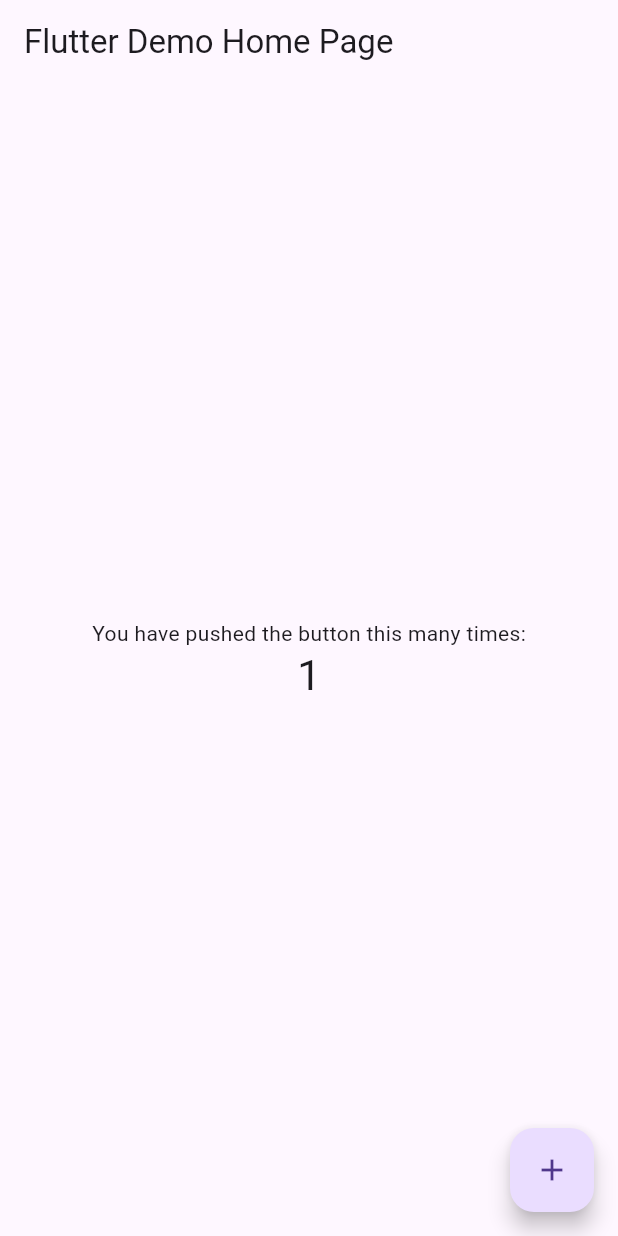
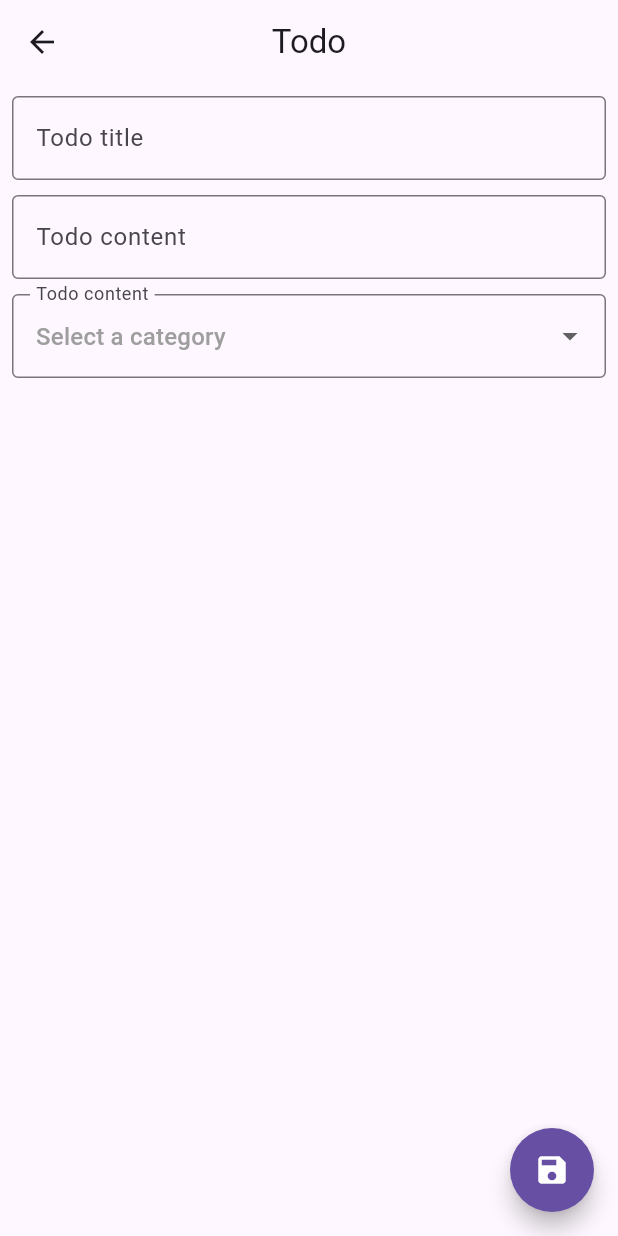
Before and after one commit to francisnnumbi/drift-me, a Flutter app: the screen it shows after launch, after a tap on the "add" icon, on a phone screen of 412 x 824 dp. Run offline on Flutter 3.47's test engine with Material 2 defaults, Android fonts, the phone set to English and light mode, and no system bars; our stand-ins replace drift, get; accounts and stored records are empty; generated files the repository leaves out were written again.

Commit message:
still learning drift

```diff
--- /dev/null
+++ b/lib/components/bottom_menu.dart
@@ -0,0 +1,37 @@
+import 'package:drift_me/services/data_services.dart';
+import 'package:flutter/material.dart';
+import 'package:get/get.dart';
+
+import '../routes/routes.dart';
+
+class BottomMenu extends StatelessWidget {
+  const BottomMenu({Key? key}) : super(key: key);
+
+  @override
+  Widget build(BuildContext context) {
+    return BottomNavigationBar(
+      currentIndex: DataServices.to.idx.value,
+      onTap: (idx) {
+        DataServices.to.idx.value = idx;
+        switch (idx) {
+          case 0:
+            Get.toNamed(Routes.home);
+            break;
+          case 1:
+            Get.toNamed(Routes.categories);
+            break;
+        }
+      },
+      items: const [
+        BottomNavigationBarItem(
+          icon: Icon(Icons.home),
+          label: 'Home',
+        ),
+        BottomNavigationBarItem(
+          icon: Icon(Icons.category_outlined),
+          label: 'Categories',
+        ),
+      ],
+    );
+  }
+}
--- a/lib/database/daos/categories/categories_dao.dart
+++ b/lib/database/daos/categories/categories_dao.dart
@@ -13,7 +13,7 @@
   Future<List<Category>> getAllCategories() => select(categories).get();
   Stream<List<Category>> watchAllCategories() => select(categories).watch();
   Future<Category> getCategoryById(int id) => (select(categories)..where((t) => t.id.equals(id))).getSingle();
-  Future<int> insertCategory(Category category) => into(categories).insert(category);
-  Future<bool> updateCategory(Category category) => update(categories).replace(category);
+  Future<int> insertCategory(CategoriesCompanion category) => into(categories).insert(category);
+  Future<bool> updateCategory(CategoriesCompanion category) => update(categories).replace(category);
   Future<int> deleteCategory(Category category) => delete(categories).delete(category);
 }
--- a/lib/database/daos/todos/todos_dao.dart
+++ b/lib/database/daos/todos/todos_dao.dart
@@ -1,6 +1,7 @@
 
 
 import 'package:drift/drift.dart';
+import 'package:drift_me/models/todo_model.dart';
 
 import '../../my_database.dart';
 import '../../tables/todos.dart';
@@ -12,9 +13,20 @@
   TodosDao(MyDatabase db) : super(db);
 
   Future<List<Todo>> getAllTodos() => select(todos).get();
-  Stream<List<Todo>> watchAllTodos() => select(todos).watch();
+
+  Stream<List<TodoModel>> watchAllTodos() => select(todos)
+  .join([
+    leftOuterJoin(db.categories, db.categories.id.equalsExp(todos.category)),
+  ]).map((row) {
+    return TodoModel(
+      todo:row.readTable(todos),
+     category: row.readTableOrNull(db.categories),
+    );
+  }).watch();
+
+
   Future<Todo> getTodoById(int id) => (select(todos)..where((t) => t.id.equals(id))).getSingle();
-  Future<int> insertTodo(Todo todo) => into(todos).insert(todo);
-  Future<bool> updateTodo(Todo todo) => update(todos).replace(todo);
+  Future<int> insertTodo(TodosCompanion todo) => into(todos).insert(todo);
+  Future<bool> updateTodo(TodosCompanion todo) => update(todos).replace(todo);
   Future<int> deleteTodo(Todo todo) => delete(todos).delete(todo);
 }
--- a/lib/main.dart
+++ b/lib/main.dart
@@ -1,10 +1,19 @@
+import 'package:drift_me/routes/routes.dart';
+import 'package:drift_me/screens/home/home_screen.dart';
+import 'package:drift_me/services/data_services.dart';
 import 'package:flutter/material.dart';
+import 'package:get/get.dart';
 
 import 'database/my_database.dart';
 
 final DB = MyDatabase();
-void main() {
+void main() async{
+  await initServices();
   runApp(const MyApp());
+}
+
+Future<void> initServices() async{
+  await DataServices.init();
 }
 
 class MyApp extends StatelessWidget {
@@ -12,61 +21,15 @@
 
   @override
   Widget build(BuildContext context) {
-    return MaterialApp(
+    return GetMaterialApp(
       title: 'Flutter Demo',
       debugShowCheckedModeBanner: false,
       theme: ThemeData(
         primarySwatch: Colors.blue,
         useMaterial3: true,
       ),
-      home: const MyHomePage(title: 'Flutter Demo Home Page'),
+      initialRoute: Routes.home,
+      getPages: Routes.routes,
     );
   }
 }
-
-class MyHomePage extends StatefulWidget {
-  const MyHomePage({super.key, required this.title});
-
-  final String title;
-
-  @override
-  State<MyHomePage> createState() => _MyHomePageState();
-}
-
-class _MyHomePageState extends State<MyHomePage> {
-  int _counter = 0;
-
-  void _incrementCounter() {
-    setState(() {
-      _counter++;
-    });
-  }
-
-  @override
-  Widget build(BuildContext context) {
-    return Scaffold(
-      appBar: AppBar(
-        title: Text(widget.title),
-      ),
-      body: Center(
-        child: Column(
-          mainAxisAlignment: MainAxisAlignment.center,
-          children: <Widget>[
-            const Text(
-              'You have pushed the button this many times:',
-            ),
-            Text(
-              '$_counter',
-              style: Theme.of(context).textTheme.headlineMedium,
-            ),
-          ],
-        ),
-      ),
-      floatingActionButton: FloatingActionButton(
-        onPressed: _incrementCounter,
-        tooltip: 'Increment',
-        child: const Icon(Icons.add),
-      ),
-    );
-  }
-}
--- /dev/null
+++ b/lib/models/todo_model.dart
@@ -0,0 +1,12 @@
+import 'package:drift_me/database/my_database.dart';
+
+class TodoModel{
+  final Todo todo;
+  final Category? category;
+  TodoModel({required this.todo, this.category});
+  get id => todo.id;
+  get title => todo.title;
+  get content => todo.content;
+  get categoryId => todo.category;
+  get description => category?.description;
+}
--- /dev/null
+++ b/lib/routes/routes.dart
@@ -0,0 +1,37 @@
+import 'package:drift_me/screens/categories/categories_screen.dart';
+import 'package:get/get.dart';
+
+import '../screens/categories/category_screen.dart';
+import '../screens/home/home_screen.dart';
+import '../screens/todos/todo_screen.dart';
+
+class Routes {
+  static String home = '/';
+  static String categories = '/categories';
+  static String category = '/category';
+  static String todo = '/todo';
+
+  static List<GetPage> routes = [
+    GetPage(
+      name: home,
+      page: () => const HomeScreen(),
+      transition: Transition.zoom,
+    ),
+    GetPage(
+      name: categories,
+      page: () => const CategoriesScreen(),
+      transition: Transition.zoom,
+    ),
+    GetPage(
+      name: category,
+      page: () =>  CategoryScreen(),
+      transition: Transition.zoom,
+    ),
+
+    GetPage(
+      name: todo,
+      page: () =>  TodoScreen(),
+      transition: Transition.zoom,
+    ),
+  ];
+}
--- /dev/null
+++ b/lib/screens/home/home_screen.dart
@@ -0,0 +1,76 @@
+import 'package:drift_me/database/my_database.dart';
+import 'package:drift_me/models/todo_model.dart';
+import 'package:flutter/material.dart';
+import 'package:get/get.dart';
+
+import '../../components/bottom_menu.dart';
+import '../../routes/routes.dart';
+import '../../services/data_services.dart';
+
+
+class HomeScreen extends StatelessWidget {
+  const HomeScreen({Key? key}) : super(key: key);
+
+  @override
+  Widget build(BuildContext context) {
+    return   Scaffold(
+      appBar: AppBar(
+        centerTitle: true,
+        automaticallyImplyLeading: false,
+        title: const Text('Home'),
+      ),
+      body: Obx(() {
+        return ListView.builder(
+          itemCount: DataServices.to.todos.length,
+          itemBuilder: (context, index) {
+            TodoModel todo = DataServices.to.todos[index];
+            return ListTile(
+              leading: CircleAvatar(child: Text((index+1).toString())),
+              title: Text(todo.title),
+              subtitle: Column(
+                crossAxisAlignment: CrossAxisAlignment.start,
+                children: [
+                  Text(todo.content),
+                  Container(
+                    padding: const EdgeInsets.symmetric(horizontal: 5),
+                    decoration: BoxDecoration(
+                    color: Colors.grey,
+                    borderRadius: BorderRadius.circular(5)
+                  )
+                    ,child: Text("${todo.description??'No category'}", style: const TextStyle(fontSize: 11),)
+                  ),
+                ],
+              ),
+              minLeadingWidth: 10,
+              onTap: () {
+                DataServices.to.todo.value = todo.todo;
+                Get.toNamed(Routes.todo);
+              },
+              trailing: IconButton(
+                icon: const Icon(Icons.delete),
+                style: ButtonStyle(
+                  foregroundColor: MaterialStateProperty.all(Colors.red),
+                ),
+                onPressed: () {
+                  DataServices.to.deleteTodo(todo.todo);
+                },
+              ),
+            );
+          },
+        );
+      }),
+      floatingActionButton: FloatingActionButton(
+          onPressed: () {
+            Get.toNamed(Routes.todo);
+          },
+          backgroundColor: Get.theme.primaryColor,
+          foregroundColor: Colors.white,
+          shape: const RoundedRectangleBorder(
+            borderRadius: BorderRadius.all(Radius.circular(60.0)),
+          ),
+          child: const Icon(Icons.add)
+      ),
+      bottomNavigationBar:  const BottomMenu(),
+    );
+  }
+}
--- /dev/null
+++ b/lib/screens/todos/todo_screen.dart
@@ -0,0 +1,121 @@
+import 'dart:developer';
+
+import 'package:flutter/material.dart';
+import 'package:get/get.dart';
+
+import '../../components/bottom_menu.dart';
+import '../../services/data_services.dart';
+
+
+class TodoScreen extends StatelessWidget {
+   TodoScreen({Key? key, }) : super(key: key){
+     if(DataServices.to.todo.value != null) {
+       _todo = DataServices.to.todo.value!.toJson();
+       log(_todo.toString());
+     }
+   }
+
+  final _formKey = GlobalKey<FormState>();
+  Map _todo = {
+    'id': '',
+    'title': '',
+    'content': '',
+    'category': null,
+  };
+  @override
+  Widget build(BuildContext context) {
+    return   WillPopScope(
+      onWillPop: () async {
+        DataServices.to.todo.value = null;
+        return true;
+      },
+      child: Scaffold(
+        appBar: AppBar(
+          centerTitle: true,
+          title: const Text('Todo'),
+        ),
+        body: Padding(
+          padding: const EdgeInsets.all(8.0),
+          child: Form(
+            key: _formKey,
+            child: Column(
+              children: [
+                TextFormField(
+                  initialValue: _todo['title'],
+                  decoration: const InputDecoration(
+                    hintText: 'Enter a title',
+                    labelText: 'Todo title',
+                    border: OutlineInputBorder(),
+                  ),
+                  validator: (va) {
+                    if (va!.isEmpty) {
+                      return "Le champs doit avoir une valeur";
+                    }
+                    return null;
+                  },
+                  onSaved: (String? value) {
+                    _todo['title'] = value.toString();
+                  },
+                ),
+                const SizedBox(height: 10,),
+                TextFormField(
+                  initialValue: _todo['content'],
+                  decoration: const InputDecoration(
+                    hintText: 'Enter content',
+                    labelText: 'Todo content',
+                    border: OutlineInputBorder(),
+                  ),
+                  validator: (va) {
+                    if (va!.isEmpty) {
+                      return "Le champs doit avoir une valeur";
+                    }
+                    return null;
+                  },
+                  onSaved: (String? value) {
+                    _todo['content'] = value.toString();
+                  },
+                ),
+                const SizedBox(height: 10,),
+                DropdownButtonFormField(
+                  value: _todo['category'],
+                  decoration: const InputDecoration(
+                    hintText: 'Enter content',
+                    labelText: 'Todo content',
+                    border: OutlineInputBorder(),
+                  ),
+                  items:
+                    DataServices.to.categories.map((e) => DropdownMenuItem(
+                    value: e.id,
+                    child: Text(e.description),
+                  )).toList()..insert(0, const DropdownMenuItem(
+                      value: null,
+                      child: Text('Select a category', style: TextStyle(color: Colors.grey)),
+                    ))
+                  ,
+                  onChanged: (value) {
+                    _todo['category'] = value.toString();
+                  },
+                ),
+              ],
+            ),),
+        ),
+        floatingActionButton:  FloatingActionButton(
+          onPressed: (){
+            if (!_formKey.currentState!.validate()) {
+              return;
+            }
+            _formKey.currentState!.save();
+            DataServices.to.saveTodo(_todo);
+
+          },
+          backgroundColor: Get.theme.primaryColor,
+          foregroundColor: Colors.white,
+          shape: const RoundedRectangleBorder(
+            borderRadius: BorderRadius.all(Radius.circular(60.0)),
+          ),
+          child: const Icon(Icons.save)
+        ),
+      ),
+    );
+  }
+}
--- /dev/null
+++ b/lib/services/data_services.dart
@@ -0,0 +1,136 @@
+import 'package:drift_me/database/my_database.dart';
+import 'package:drift_me/models/todo_model.dart';
+import 'package:get/get.dart';
+import 'package:drift/drift.dart' as d;
+
+import '../main.dart';
+import '../routes/routes.dart';
+
+class DataServices extends GetxService {
+  // ------- static methods ------- //
+  static DataServices get to => Get.find();
+  static Future<void> init() async {
+    await Get.putAsync<DataServices>(() async => DataServices());
+  }
+// ------- ./static methods ------- //
+
+  var idx = 0.obs;
+  var category = Rxn<Category>();
+  var categories = <Category>[].obs;
+  var todo = Rxn<Todo>();
+  var todos = <TodoModel>[].obs;
+
+  // ------- Categories ------- //
+  saveCategory(Map data) async {
+    if (category.value == null) {
+      CategoriesCompanion c = CategoriesCompanion(
+        description: d.Value(data['description']),
+      );
+      await DB.categoriesDao.insertCategory(c);
+      Get.snackbar('Category', 'Category added successfully');
+    } else {
+      CategoriesCompanion c = category.value!
+          .copyWith(
+            description: data['description'],
+          )
+          .toCompanion(true);
+
+      await DB.categoriesDao.updateCategory(c);
+      Get.snackbar('Category', 'Category updated successfully');
+    }
+    category.value = null;
+    Get.toNamed(Routes.categories);
+  }
+
+  Future<void> getCategoryById(int id) async {
+    category.value = await DB.categoriesDao.getCategoryById(id);
+  }
+
+  Future<void> deleteCategoryById(int id) async {
+    await DB.categoriesDao
+        .deleteCategory(await DB.categoriesDao.getCategoryById(id));
+    category.value = null;
+    Get.snackbar('Category', 'Category deleted successfully');
+  }
+
+  Future<void> deleteCategory(Category category) async {
+    Get.defaultDialog(
+      title: 'Delete Category',
+      middleText: 'Are you sure you want to delete: ${category.description}?',
+      textConfirm: 'Yes',
+      textCancel: 'No',
+      onConfirm: () async {
+        await DB.categoriesDao.deleteCategory(category);
+        this.category.value = null;
+        Get.back();
+        Get.snackbar('Category', 'Category deleted successfully');
+      },
+      onCancel: () {
+        //Get.back();
+      },
+    );
+  }
+  // ------- ./Categories ------- //
+
+  // ------- Todos ------- //
+
+  saveTodo(Map data) async {
+    d.Value<int?> dd = const d.Value.absent();
+    if(data['category'] != null) {
+      int? s = int.tryParse(data['category']);
+      dd = s != null?d.Value(s):const d.Value.absent();
+    }
+
+    if (todo.value == null) {
+      TodosCompanion t = TodosCompanion(
+        title: d.Value(data['title']),
+        content: d.Value(data['content']),
+        category: dd,
+      );
+      await DB.todosDao.insertTodo(t);
+      Get.snackbar('Todo', 'Todo added successfully');
+    } else {
+      TodosCompanion t = todo.value!
+          .copyWith(
+            title: data['title'],
+            content: data['content'],
+            category: dd,
+          ).toCompanion(true);
+
+      await DB.todosDao.updateTodo(t);
+      Get.snackbar('Todo', 'Todo updated successfully');
+    }
+    todo.value = null;
+    Get.toNamed(Routes.home);
+  }
+
+  Future<void> deleteTodo(Todo todo) async {
+    Get.defaultDialog(
+      title: 'Delete Todo',
+      middleText: 'Are you sure you want to delete: ${todo.title}?',
+      textConfirm: 'Yes',
+      textCancel: 'No',
+      onConfirm: () async {
+        await DB.todosDao.deleteTodo(todo);
+        this.todo.value = null;
+        Get.back();
+        Get.snackbar('Todo', 'Todo deleted successfully');
+      },
+      onCancel: () {
+        //Get.back();
+      },
+    );
+  }
+
+  // ------- ./Todos ------- //
+
+  @override
+  onReady() async {
+    DB.categoriesDao.watchAllCategories().listen((event) {
+      categories.value = event;
+    });
+    DB.todosDao.watchAllTodos().listen((event) {
+      todos.value = event;
+    });
+  }
+}
--- a/pubspec.yaml
+++ b/pubspec.yaml
@@ -18,6 +18,9 @@
   path_provider: ^2.0.0
   path: ^1.8.2
 
+  get: ^4.6.5
+  dropdown_formfield: ^0.1.4
+
   cupertino_icons: ^1.0.5
 
 dev_dependencies:
```
Also changed, not shown: lib/screens/categories/categories_screen.dart (added, +61 -0 lines), lib/screens/categories/category_screen.dart (added, +82 -0 lines), pubspec.lock, 3 other files.
